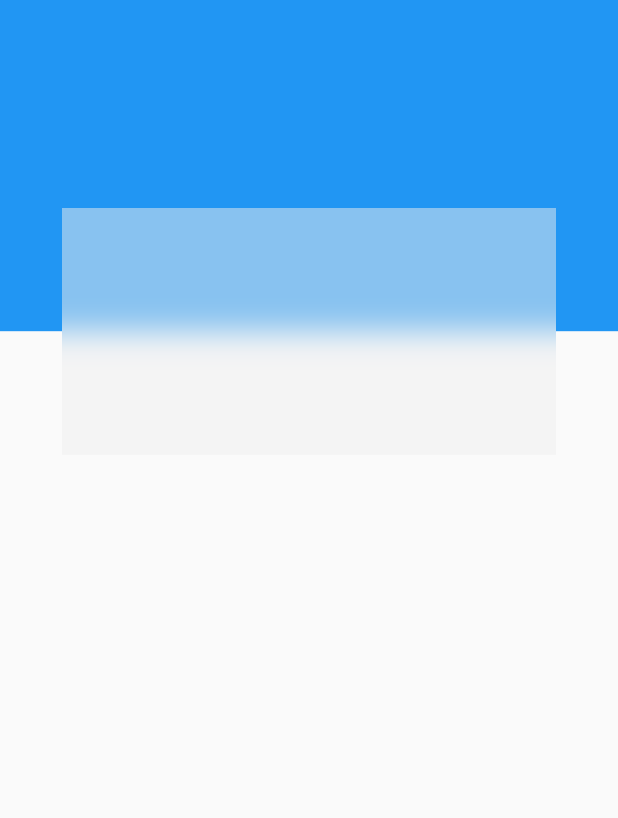
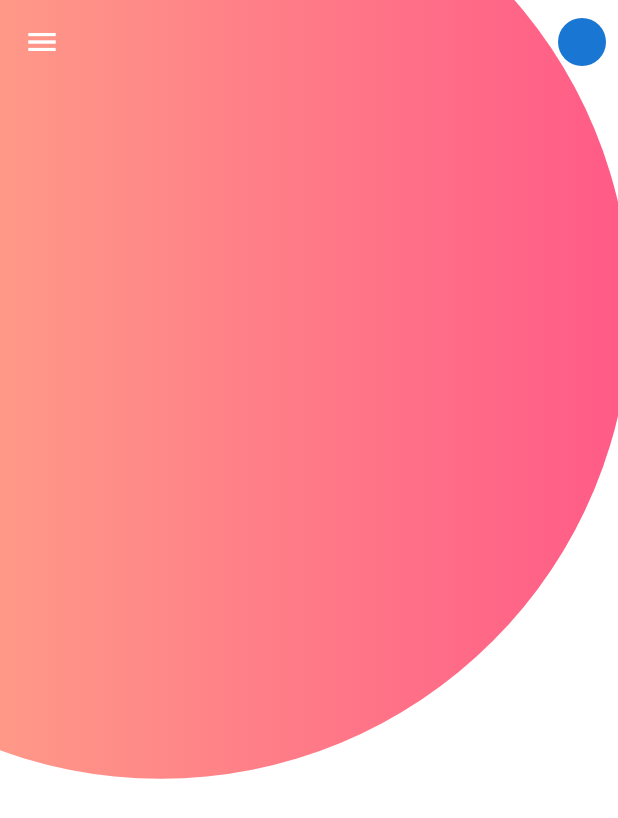
Before and after one commit to garuca/CredCardBlurEffect, a Flutter app: the screen it shows after launch, on a phone screen of 412 x 824 dp. Shown: the top 818 px of the screen. Run offline on Flutter 3.47's test engine with Material 2 defaults, Android fonts, the phone set to English and light mode, and no system bars.

Commit message:
Iniciando layout

```diff
--- /dev/null
+++ b/lib/main copy.dart
@@ -0,0 +1,66 @@
+import 'dart:ui';
+
+import 'package:flutter/material.dart';
+
+void main() => runApp(MyApp());
+
+class MyApp extends StatelessWidget {
+  @override
+  Widget build(BuildContext context) {
+    return MaterialApp(
+      theme: ThemeData(
+        primarySwatch: Colors.blue,
+      ),
+      home: MyHomePage(),
+    );
+  }
+}
+
+class MyHomePage extends StatefulWidget {
+  MyHomePage({Key key}) : super(key: key);
+  @override
+  _MyHomePageState createState() => _MyHomePageState();
+}
+
+class _MyHomePageState extends State<MyHomePage> {
+  @override
+  Widget build(BuildContext context) {
+    return Scaffold(
+      appBar: AppBar(
+        title: Text(""),
+        elevation: 0,
+      ),
+      body: Stack(
+        children: <Widget>[
+          Container(
+            color: Theme.of(context).primaryColor,
+            height: MediaQuery.of(context).size.height * 0.2,
+          ),
+          Container(
+              padding: EdgeInsets.fromLTRB(
+                  16, MediaQuery.of(context).size.height * 0.1, 16, 16),
+              child: CenterHorizontal(ClipRect(
+                child: BackdropFilter(
+                  filter: ImageFilter.blur(sigmaX: 10.0, sigmaY: 10.0),
+                  child: Container(
+                    decoration: new BoxDecoration(
+                        color: Colors.grey.shade200.withOpacity(0.5)),
+                    height: MediaQuery.of(context).size.height * 0.2,
+                    width: MediaQuery.of(context).size.height * 0.4,
+                  ),
+                ),
+              )))
+        ],
+      ),
+    );
+  }
+}
+
+class CenterHorizontal extends StatelessWidget {
+  CenterHorizontal(this.child);
+  final Widget child;
+
+  @override
+  Widget build(BuildContext context) =>
+      Row(mainAxisAlignment: MainAxisAlignment.center, children: [child]);
+}
--- a/lib/main.dart
+++ b/lib/main.dart
@@ -25,34 +25,51 @@ class MyHomePage extends StatefulWidget {
 class _MyHomePageState extends State<MyHomePage> {
   @override
   Widget build(BuildContext context) {
-    return Scaffold(
-      appBar: AppBar(
-        title: Text(""),
-        elevation: 0,
+    return Stack(children: <Widget>[
+      Positioned(
+        top: -(MediaQuery.of(context).size.height / 2),
+        left: -(MediaQuery.of(context).size.width / 2),
+        child: Container(
+          height: MediaQuery.of(context).size.height +
+              MediaQuery.of(context).size.height * 0.5,
+          width: MediaQuery.of(context).size.width +
+              MediaQuery.of(context).size.width * 0.52,
+          decoration: BoxDecoration(
+            shape: BoxShape.circle,
+            gradient: LinearGradient(
+                colors: [
+                  const Color(0xFFFFB788),
+                  const Color(0xFFFF5A87),
+                ],
+                begin: const FractionalOffset(0.0, 0.0),
+                end: const FractionalOffset(1.0, 0.0),
+                stops: [0.0, 1.0],
+                tileMode: TileMode.clamp),
+          ),
+        ),
       ),
-      body: Stack(
-        children: <Widget>[
-          Container(
-            color: Theme.of(context).primaryColor,
-            height: MediaQuery.of(context).size.height * 0.2,
-          ),
-          Container(
-              padding: EdgeInsets.fromLTRB(
-                  16, MediaQuery.of(context).size.height * 0.1, 16, 16),
-              child: CenterHorizontal(ClipRect(
-                child: BackdropFilter(
-                  filter: ImageFilter.blur(sigmaX: 10.0, sigmaY: 10.0),
-                  child: Container(
-                    decoration: new BoxDecoration(
-                        color: Colors.grey.shade200.withOpacity(0.5)),
-                    height: MediaQuery.of(context).size.height * 0.2,
-                    width: MediaQuery.of(context).size.height * 0.4,
-                  ),
+      Scaffold(
+        backgroundColor: Colors.transparent,
+        appBar: AppBar(
+          backgroundColor: Colors.transparent,
+          elevation: 0.0,
+          leading: Builder(
+            builder: (context) => IconButton(
+                  icon: new Icon(Icons.menu),
+                  onPressed: () {},
                 ),
-              )))
-        ],
+        ),
+          actions: <Widget>[
+             Padding(child: CircleAvatar(radius: 16,),padding: EdgeInsets.fromLTRB(0, 0, 8, 0),)
+
+
+          ],
+        ),
+        body: Container(
+          color: Colors.transparent,
+        ),
       ),
-    );
+    ]);
   }
 }
 
```
